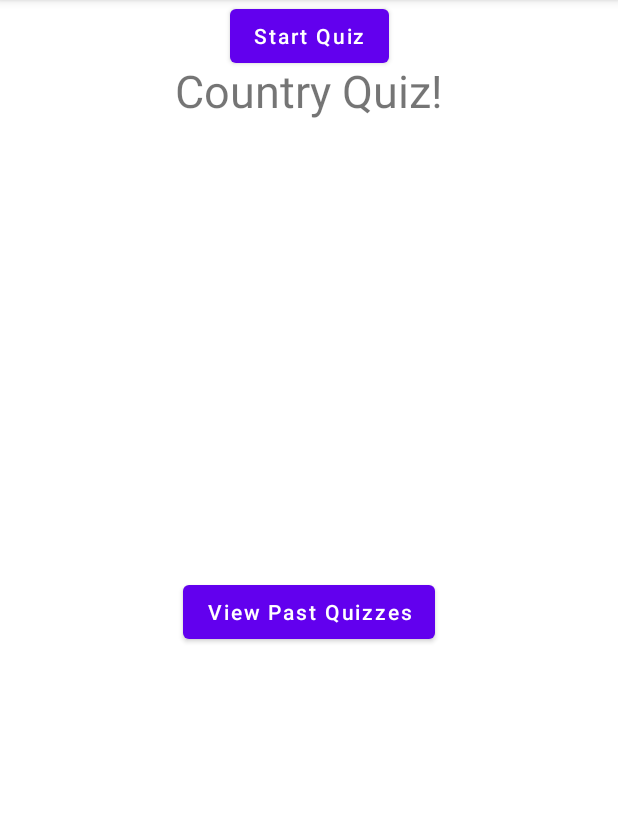
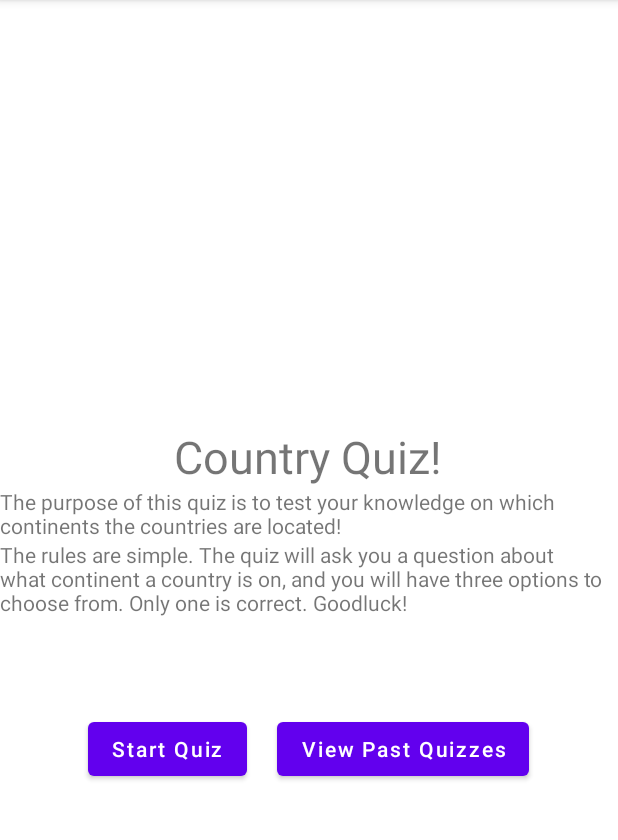
Before and after one commit to alexschepers/Project4, an Android app: the screen it shows after launch (MainActivity), on a phone screen of 412 x 824 dp, the part 84-924 px from its top. Run offline under Robolectric (Android 15) with nearby library versions, the phone set to English and light mode, and no system bars; libraries missing offline, so code that uses them is left out: com.opencsv; 2 statements that could not run were skipped.

Commit message:
Made the splash screen a lot prettier.

```diff
--- a/app/src/main/res/layout/activity_main.xml
+++ b/app/src/main/res/layout/activity_main.xml
@@ -1,54 +1,12 @@
 <?xml version="1.0" encoding="utf-8"?>
-<androidx.constraintlayout.widget.ConstraintLayout xmlns:android="http://schemas.android.com/apk/res/android"
+<LinearLayout xmlns:android="http://schemas.android.com/apk/res/android"
     xmlns:app="http://schemas.android.com/apk/res-auto"
     xmlns:tools="http://schemas.android.com/tools"
     android:layout_width="match_parent"
     android:layout_height="match_parent"
+    android:gravity="center"
+    android:orientation="vertical"
     tools:context=".MainActivity">
-
-    <TextView
-        android:id="@+id/textView3"
-        android:layout_width="wrap_content"
-        android:layout_height="wrap_content"
-        android:text="Purpose"
-        app:layout_constraintBottom_toTopOf="@+id/textView"
-        app:layout_constraintEnd_toEndOf="parent"
-        app:layout_constraintHorizontal_bias="0.498"
-        app:layout_constraintLeft_toLeftOf="parent"
-        app:layout_constraintStart_toStartOf="parent"
-        app:layout_constraintTop_toBottomOf="@+id/textView2"
-        app:layout_constraintVertical_bias="0.338" />
-
-    <Button
-        android:id="@+id/startQuiz"
-        android:layout_width="wrap_content"
-        android:layout_height="0dp"
-        android:text="Start Quiz"
-        android:textAllCaps="false"
-        app:layout_constraintEnd_toEndOf="parent"
-        app:layout_constraintStart_toStartOf="parent"
-        tools:layout_editor_absoluteY="411dp" />
-
-    <Button
-        android:id="@+id/viewResults"
-        android:layout_width="wrap_content"
-        android:layout_height="wrap_content"
-        android:text="View Past Quizzes"
-        android:textAllCaps="false"
-        app:layout_constraintBottom_toBottomOf="parent"
-        app:layout_constraintEnd_toEndOf="parent"
-        app:layout_constraintStart_toStartOf="parent"
-        app:layout_constraintTop_toBottomOf="@+id/startQuiz" />
-
-    <TextView
-        android:id="@+id/textView"
-        android:layout_width="wrap_content"
-        android:layout_height="wrap_content"
-        android:layout_marginBottom="76dp"
-        android:text="Rules"
-        app:layout_constraintBottom_toTopOf="@+id/startQuiz"
-        app:layout_constraintEnd_toEndOf="parent"
-        app:layout_constraintStart_toStartOf="parent" />
 
     <TextView
         android:id="@+id/textView2"
@@ -56,9 +14,41 @@
         android:layout_height="wrap_content"
         android:layout_marginTop="40dp"
         android:text="Country Quiz!"
-        android:textSize="30sp"
-        app:layout_constraintEnd_toEndOf="parent"
-        app:layout_constraintStart_toStartOf="parent"
-        app:layout_constraintTop_toTopOf="parent" />
+        android:textSize="30sp" />
 
-</androidx.constraintlayout.widget.ConstraintLayout>
+    <TextView
+        android:id="@+id/textView3"
+        android:layout_width="wrap_content"
+        android:layout_height="wrap_content"
+        android:text="@string/purpose" />
+
+    <TextView
+        android:id="@+id/textView"
+        android:layout_width="wrap_content"
+        android:layout_height="wrap_content"
+        android:layout_marginBottom="64dp"
+        android:text="@string/rules" />
+
+    <LinearLayout
+        android:layout_width="match_parent"
+        android:layout_height="wrap_content"
+        android:gravity="center"
+        android:orientation="horizontal">
+
+        <Button
+            android:id="@+id/startQuiz"
+            android:layout_width="wrap_content"
+            android:layout_height="wrap_content"
+            android:layout_marginRight="20dp"
+            android:text="Start Quiz"
+            android:textAllCaps="false" />
+
+        <Button
+            android:id="@+id/viewResults"
+            android:layout_width="wrap_content"
+            android:layout_height="wrap_content"
+            android:text="View Past Quizzes"
+            android:textAllCaps="false" />
+    </LinearLayout>
+
+</LinearLayout>
--- a/app/src/main/res/values/strings.xml
+++ b/app/src/main/res/values/strings.xml
@@ -1,3 +1,5 @@
 <resources>
     <string name="app_name">Project4</string>
+    <string name="purpose"> The purpose of this quiz is to test your knowledge on which continents the countries are located!</string>
+    <string name="rules"> The rules are simple. The quiz will ask you a question about what continent a country is on, and you will have three options to choose from. Only one is correct. Goodluck! </string>
 </resources>
```
